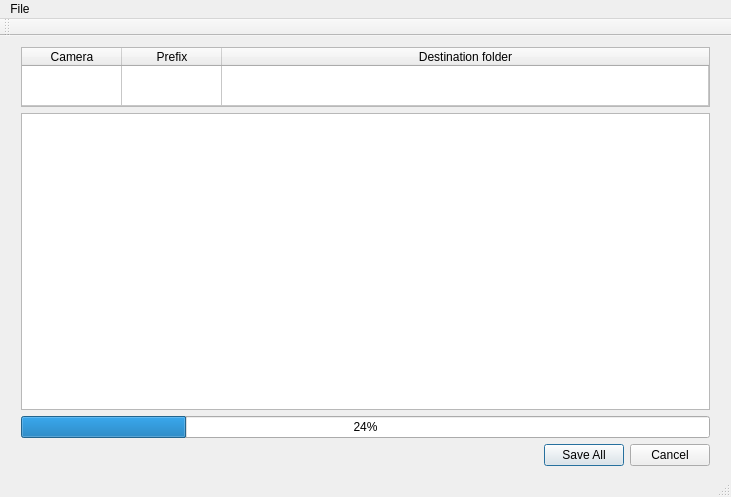
steverencontre/impload, file MainWindow.ui: the form before one commit.
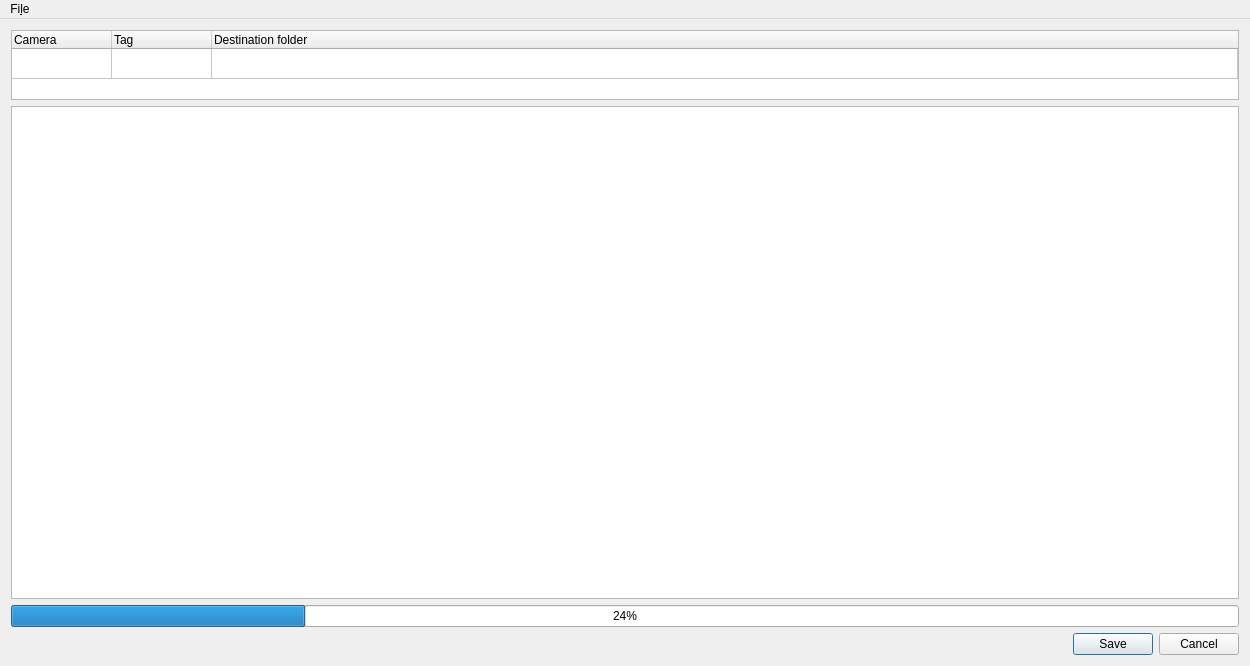
The form after the commit. Custom widgets are drawn as their Qt base class.

Patch:
```diff
--- a/MainWindow.ui
+++ b/MainWindow.ui
@@ -2,54 +2,92 @@
 <ui version="4.0">
  <class>MainWindow</class>
  <widget class="QMainWindow" name="MainWindow">
+  <property name="enabled">
+   <bool>true</bool>
+  </property>
   <property name="geometry">
    <rect>
     <x>0</x>
     <y>0</y>
-    <width>731</width>
-    <height>497</height>
+    <width>1250</width>
+    <height>666</height>
    </rect>
   </property>
   <property name="windowTitle">
    <string>impload</string>
   </property>
   <widget class="QWidget" name="centralWidget">
-   <widget class="QWidget" name="layoutWidget">
-    <property name="geometry">
-     <rect>
-      <x>10</x>
-      <y>0</y>
-      <width>711</width>
-      <height>441</height>
-     </rect>
-    </property>
-    <layout class="QGridLayout" name="gridLayout">
-     <item row="0" column="0">
+   <property name="enabled">
+    <bool>true</bool>
+   </property>
+   <property name="sizePolicy">
+    <sizepolicy hsizetype="Expanding" vsizetype="Expanding">
+     <horstretch>2</horstretch>
+     <verstretch>2</verstretch>
+    </sizepolicy>
+   </property>
+   <layout class="QVBoxLayout" name="verticalLayout_2">
+    <item>
+     <layout class="QVBoxLayout" name="verticalLayout">
+      <property name="sizeConstraint">
+       <enum>QLayout::SetNoConstraint</enum>
+      </property>
+      <item>
       <widget class="QTableWidget" name="wImportDetails">
+        <property name="enabled">
+         <bool>true</bool>
+        </property>
        <property name="sizePolicy">
-        <sizepolicy hsizetype="Expanding" vsizetype="Fixed">
+         <sizepolicy hsizetype="MinimumExpanding" vsizetype="Fixed">
          <horstretch>0</horstretch>
          <verstretch>0</verstretch>
         </sizepolicy>
        </property>
-       <property name="maximumSize">
-        <size>
-         <width>16777215</width>
-         <height>60</height>
-        </size>
+        <property name="verticalScrollBarPolicy">
+         <enum>Qt::ScrollBarAlwaysOff</enum>
+        </property>
+        <property name="horizontalScrollBarPolicy">
+         <enum>Qt::ScrollBarAlwaysOff</enum>
+        </property>
+        <property name="sizeAdjustPolicy">
+         <enum>QAbstractScrollArea::AdjustToContents</enum>
+        </property>
+        <property name="autoScroll">
+         <bool>true</bool>
        </property>
        <property name="editTriggers">
         <set>QAbstractItemView::NoEditTriggers</set>
        </property>
+        <property name="showDropIndicator" stdset="0">
+         <bool>false</bool>
+        </property>
+        <property name="dragDropOverwriteMode">
+         <bool>false</bool>
+        </property>
+        <property name="textElideMode">
+         <enum>Qt::ElideNone</enum>
+        </property>
+        <property name="wordWrap">
+         <bool>false</bool>
+        </property>
+        <property name="cornerButtonEnabled">
+         <bool>false</bool>
+        </property>
+        <property name="rowCount">
+         <number>1</number>
+        </property>
+        <attribute name="horizontalHeaderCascadingSectionResizes">
+         <bool>false</bool>
+        </attribute>
+        <attribute name="horizontalHeaderHighlightSections">
+         <bool>false</bool>
+        </attribute>
        <attribute name="horizontalHeaderStretchLastSection">
         <bool>true</bool>
        </attribute>
        <attribute name="verticalHeaderVisible">
         <bool>false</bool>
        </attribute>
-       <attribute name="verticalHeaderStretchLastSection">
-        <bool>true</bool>
-       </attribute>
        <row>
         <property name="text">
          <string>New Row</string>
@@ -59,17 +97,31 @@
         <property name="text">
          <string>Camera</string>
         </property>
+         <property name="textAlignment">
+          <set>AlignLeading|AlignBottom</set>
+         </property>
        </column>
        <column>
         <property name="text">
-         <string>Prefix</string>
+          <string>Tag</string>
+         </property>
+         <property name="textAlignment">
+          <set>AlignLeading|AlignBottom</set>
         </property>
        </column>
        <column>
         <property name="text">
          <string>Destination folder</string>
         </property>
-       </column>
+         <property name="textAlignment">
+          <set>AlignLeading|AlignBottom</set>
+         </property>
+        </column>
+        <item row="0" column="0">
+         <property name="text">
+          <string/>
+         </property>
+        </item>
        <item row="0" column="1">
         <property name="text">
          <string notr="true"/>
@@ -88,14 +140,26 @@
        </item>
       </widget>
      </item>
-     <item row="1" column="0">
+      <item>
       <widget class="PreviewGrid" name="wImagePreview">
+        <property name="enabled">
+         <bool>true</bool>
+        </property>
        <property name="sizePolicy">
         <sizepolicy hsizetype="Expanding" vsizetype="Expanding">
-         <horstretch>0</horstretch>
+          <horstretch>1</horstretch>
          <verstretch>1</verstretch>
         </sizepolicy>
        </property>
+        <property name="autoScroll">
+         <bool>false</bool>
+        </property>
+        <property name="wordWrap">
+         <bool>false</bool>
+        </property>
+        <property name="cornerButtonEnabled">
+         <bool>false</bool>
+        </property>
        <attribute name="horizontalHeaderVisible">
         <bool>false</bool>
        </attribute>
@@ -104,49 +168,50 @@
        </attribute>
       </widget>
      </item>
-     <item row="3" column="0">
-      <widget class="QDialogButtonBox" name="buttonBox">
-       <property name="standardButtons">
-        <set>QDialogButtonBox::Cancel|QDialogButtonBox::SaveAll</set>
-       </property>
-      </widget>
-     </item>
-     <item row="2" column="0">
+      <item>
       <widget class="QProgressBar" name="wProgressBar">
+        <property name="enabled">
+         <bool>true</bool>
+        </property>
        <property name="value">
         <number>24</number>
        </property>
       </widget>
      </item>
-    </layout>
-   </widget>
+      <item>
+       <widget class="QDialogButtonBox" name="buttonBox">
+        <property name="enabled">
+         <bool>true</bool>
+        </property>
+        <property name="standardButtons">
+         <set>QDialogButtonBox::Cancel|QDialogButtonBox::Save</set>
+        </property>
+       </widget>
+      </item>
+     </layout>
+    </item>
+   </layout>
   </widget>
   <widget class="QMenuBar" name="menuBar">
+   <property name="enabled">
+    <bool>true</bool>
+   </property>
    <property name="geometry">
     <rect>
      <x>0</x>
      <y>0</y>
-     <width>731</width>
-     <height>22</height>
+     <width>1250</width>
+     <height>30</height>
     </rect>
    </property>
    <widget class="QMenu" name="menuFile">
     <property name="title">
-     <string>File</string>
+     <string>Fi&amp;le</string>
     </property>
     <addaction name="action_Quit"/>
    </widget>
    <addaction name="menuFile"/>
   </widget>
-  <widget class="QToolBar" name="mainToolBar">
-   <attribute name="toolBarArea">
-    <enum>TopToolBarArea</enum>
-   </attribute>
-   <attribute name="toolBarBreak">
-    <bool>false</bool>
-   </attribute>
-  </widget>
-  <widget class="QStatusBar" name="statusBar"/>
   <action name="action_Quit">
    <property name="text">
     <string>&amp;Quit</string>
```
Left out of the diff: 19 changed lines with no effect on the pictures. Lines whose indentation alone changed are shown as unchanged.
